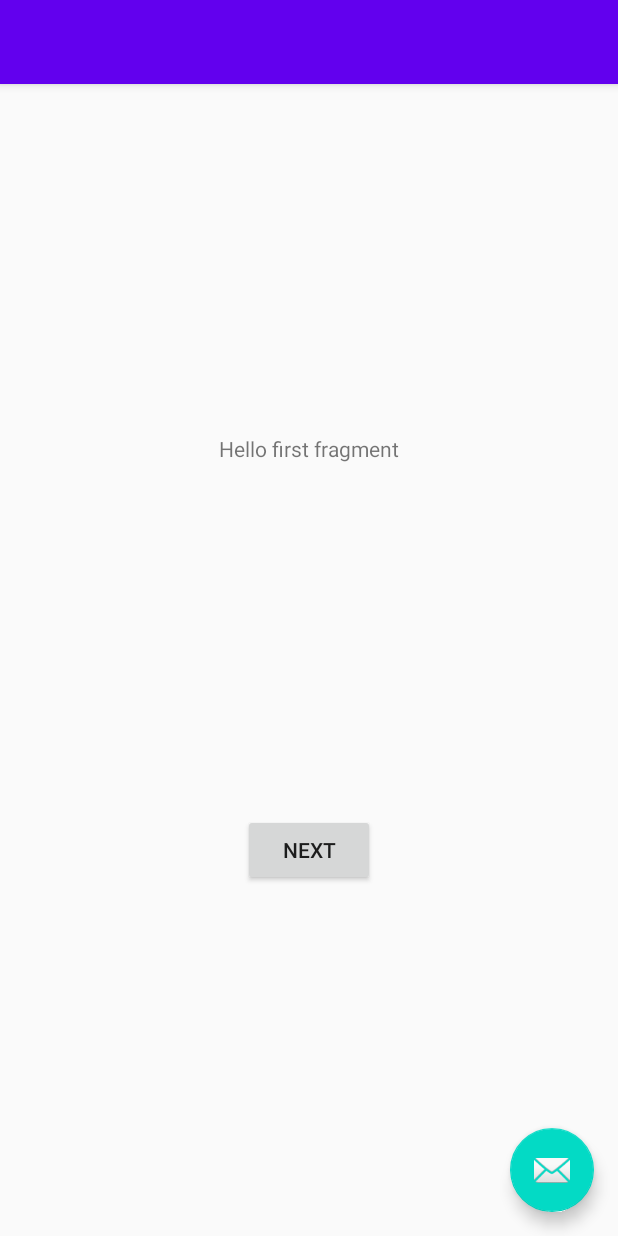
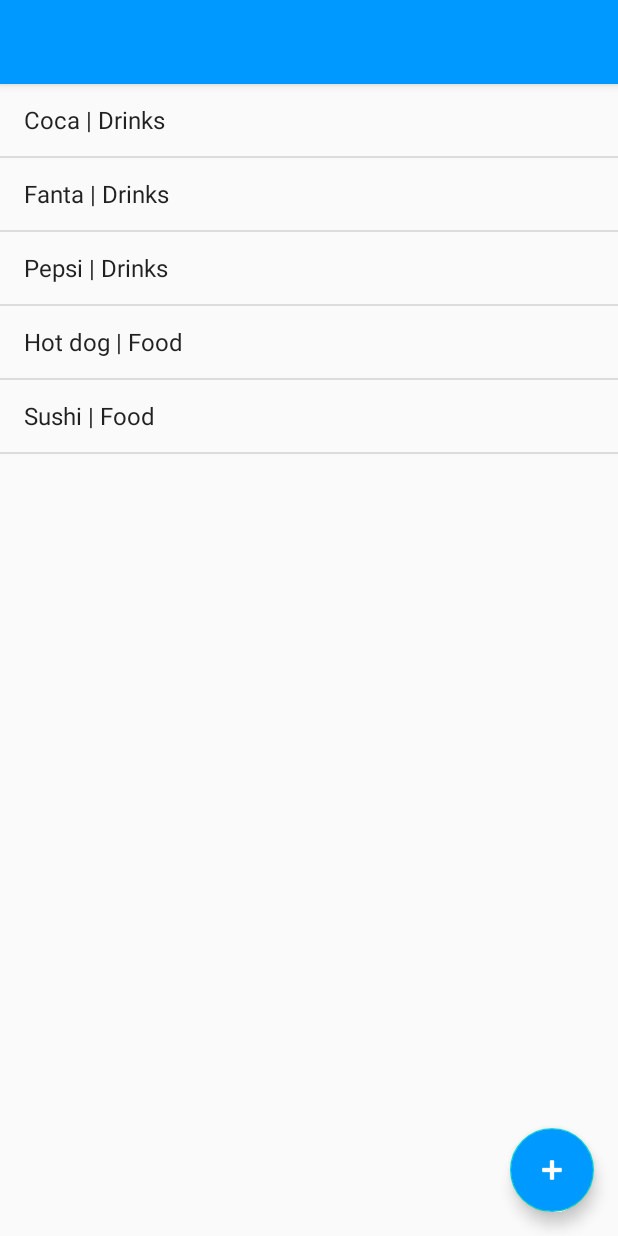
Before and after one commit to ThierrryScotto/ListofPurchases2, an Android app: the screen it shows after launch (MainActivity), on a phone screen of 412 x 824 dp. Run offline under Robolectric (Android 15) with nearby library versions, the phone set to English and light mode, and no system bars.

Commit message:
initial step

```diff
--- a/app/src/main/AndroidManifest.xml
+++ b/app/src/main/AndroidManifest.xml
@@ -9,6 +9,7 @@
         android:roundIcon="@mipmap/ic_launcher_round"
         android:supportsRtl="true"
         android:theme="@style/AppTheme">
+        <activity android:name=".FormActivity"></activity>
         <activity
             android:name=".MainActivity"
             android:label="@string/app_name"
--- a/app/src/main/java/com/thierry/listofpurchases/FirstFragment.java
+++ /dev/null
@@ -1,34 +0,0 @@
-package com.thierry.listofpurchases;
-
-import android.os.Bundle;
-import android.view.LayoutInflater;
-import android.view.View;
-import android.view.ViewGroup;
-
-import androidx.annotation.NonNull;
-import androidx.fragment.app.Fragment;
-import androidx.navigation.fragment.NavHostFragment;
-
-public class FirstFragment extends Fragment {
-
-    @Override
-    public View onCreateView(
-            LayoutInflater inflater, ViewGroup container,
-            Bundle savedInstanceState
-    ) {
-        // Inflate the layout for this fragment
-        return inflater.inflate(R.layout.fragment_first, container, false);
-    }
-
-    public void onViewCreated(@NonNull View view, Bundle savedInstanceState) {
-        super.onViewCreated(view, savedInstanceState);
-
-        view.findViewById(R.id.button_first).setOnClickListener(new View.OnClickListener() {
-            @Override
-            public void onClick(View view) {
-                NavHostFragment.findNavController(FirstFragment.this)
-                        .navigate(R.id.action_FirstFragment_to_SecondFragment);
-            }
-        });
-    }
-}
--- a/app/src/main/java/com/thierry/listofpurchases/MainActivity.java
+++ b/app/src/main/java/com/thierry/listofpurchases/MainActivity.java
@@ -12,13 +12,26 @@ import android.view.View;
 
 import android.view.Menu;
 import android.view.MenuItem;
+import android.widget.Adapter;
+import android.widget.ArrayAdapter;
+import android.widget.ListView;
+
+import java.util.ArrayList;
+import java.util.List;
 
 public class MainActivity extends AppCompatActivity {
+
+    private ListView lvProducts;
+    private ArrayAdapter adapter;
+    private List<Product> productsList;
 
     @Override
     protected void onCreate(Bundle savedInstanceState) {
         super.onCreate(savedInstanceState);
         setContentView(R.layout.activity_main);
+
+        lvProducts = findViewById(R.id.lvProducts);
+        loadList();
 
         FloatingActionButton fab = findViewById(R.id.fab);
         fab.setOnClickListener(new View.OnClickListener() {
@@ -50,4 +63,22 @@ public class MainActivity extends AppCompatActivity {
 
         return super.onOptionsItemSelected(item);
     }
+
+    private void loadList(){
+        Product p1 = new Product("Coca",  "Drinks");
+        Product p2 = new Product("Fanta",  "Drinks");
+        Product p3 = new Product("Pepsi",  "Drinks");
+        Product p4 = new Product("Hot dog",  "Food");
+        Product p5 = new Product("Sushi",  "Food");
+
+        productsList = new ArrayList<>();
+        productsList.add(p1);
+        productsList.add(p2);
+        productsList.add(p3);
+        productsList.add(p4);
+        productsList.add(p5);
+
+        adapter = new ArrayAdapter(this, android.R.layout.simple_list_item_1, productsList);
+        lvProducts.setAdapter(adapter);
+    }
 }
--- a/app/src/main/res/layout/activity_main.xml
+++ b/app/src/main/res/layout/activity_main.xml
@@ -16,7 +16,8 @@
             android:layout_width="match_parent"
             android:layout_height="?attr/actionBarSize"
             android:background="?attr/colorPrimary"
-            app:popupTheme="@style/AppTheme.PopupOverlay" />
+            app:popupTheme="@style/AppTheme.PopupOverlay"
+            android:backgroundTint="#0099FF"/>
 
     </com.google.android.material.appbar.AppBarLayout>
 
@@ -28,6 +29,8 @@
         android:layout_height="wrap_content"
         android:layout_gravity="bottom|end"
         android:layout_margin="@dimen/fab_margin"
-        app:srcCompat="@android:drawable/ic_dialog_email" />
+        app:srcCompat="@android:drawable/ic_input_add"
+        android:backgroundTint="#0099FF"
+        android:tint="#fff"/>
 
 </androidx.coordinatorlayout.widget.CoordinatorLayout>
--- a/app/src/main/res/layout/content_main.xml
+++ b/app/src/main/res/layout/content_main.xml
@@ -5,15 +5,9 @@
     android:layout_height="match_parent"
     app:layout_behavior="@string/appbar_scrolling_view_behavior">
 
-    <fragment
-        android:id="@+id/nav_host_fragment"
-        android:name="androidx.navigation.fragment.NavHostFragment"
-        android:layout_width="0dp"
-        android:layout_height="0dp"
-        app:defaultNavHost="true"
-        app:layout_constraintBottom_toBottomOf="parent"
-        app:layout_constraintLeft_toLeftOf="parent"
-        app:layout_constraintRight_toRightOf="parent"
-        app:layout_constraintTop_toTopOf="parent"
-        app:navGraph="@navigation/nav_graph" />
+    <ListView
+        android:layout_width="match_parent"
+        android:layout_height="match_parent"
+        android:id="@+id/lvProducts"/>
+
 </androidx.constraintlayout.widget.ConstraintLayout>
--- a/app/src/main/res/layout/fragment_first.xml
+++ /dev/null
@@ -1,28 +0,0 @@
-<?xml version="1.0" encoding="utf-8"?>
-<androidx.constraintlayout.widget.ConstraintLayout xmlns:android="http://schemas.android.com/apk/res/android"
-    xmlns:app="http://schemas.android.com/apk/res-auto"
-    xmlns:tools="http://schemas.android.com/tools"
-    android:layout_width="match_parent"
-    android:layout_height="match_parent"
-    tools:context=".FirstFragment">
-
-    <TextView
-        android:id="@+id/textview_first"
-        android:layout_width="wrap_content"
-        android:layout_height="wrap_content"
-        android:text="@string/hello_first_fragment"
-        app:layout_constraintBottom_toTopOf="@id/button_first"
-        app:layout_constraintEnd_toEndOf="parent"
-        app:layout_constraintStart_toStartOf="parent"
-        app:layout_constraintTop_toTopOf="parent" />
-
-    <Button
-        android:id="@+id/button_first"
-        android:layout_width="wrap_content"
-        android:layout_height="wrap_content"
-        android:text="@string/next"
-        app:layout_constraintBottom_toBottomOf="parent"
-        app:layout_constraintEnd_toEndOf="parent"
-        app:layout_constraintStart_toStartOf="parent"
-        app:layout_constraintTop_toBottomOf="@id/textview_first" />
-</androidx.constraintlayout.widget.ConstraintLayout>
--- a/app/src/main/res/navigation/nav_graph.xml
+++ /dev/null
@@ -1,28 +0,0 @@
-<?xml version="1.0" encoding="utf-8"?>
-<navigation xmlns:android="http://schemas.android.com/apk/res/android"
-    xmlns:app="http://schemas.android.com/apk/res-auto"
-    xmlns:tools="http://schemas.android.com/tools"
-    android:id="@+id/nav_graph"
-    app:startDestination="@id/FirstFragment">
-
-    <fragment
-        android:id="@+id/FirstFragment"
-        android:name="com.thierry.listofpurchases.FirstFragment"
-        android:label="@string/first_fragment_label"
-        tools:layout="@layout/fragment_first">
-
-        <action
-            android:id="@+id/action_FirstFragment_to_SecondFragment"
-            app:destination="@id/SecondFragment" />
-    </fragment>
-    <fragment
-        android:id="@+id/SecondFragment"
-        android:name="com.thierry.listofpurchases.SecondFragment"
-        android:label="@string/second_fragment_label"
-        tools:layout="@layout/fragment_second">
-
-        <action
-            android:id="@+id/action_SecondFragment_to_FirstFragment"
-            app:destination="@id/FirstFragment" />
-    </fragment>
-</navigation>
```
Also changed, not shown: app/src/main/java/com/thierry/listofpurchases/FormActivity.java (added, +14 -0 lines), app/src/main/java/com/thierry/listofpurchases/Product.java (added, +46 -0 lines), app/src/main/java/com/thierry/listofpurchases/SecondFragment.java (deleted, +0 -34 lines), app/src/main/res/layout/activity_form.xml (added, +41 -0 lines), app/src/main/res/layout/fragment_second.xml (deleted, +0 -27 lines), app/src/main/res/values/strings.xml (+7 -0 lines).
